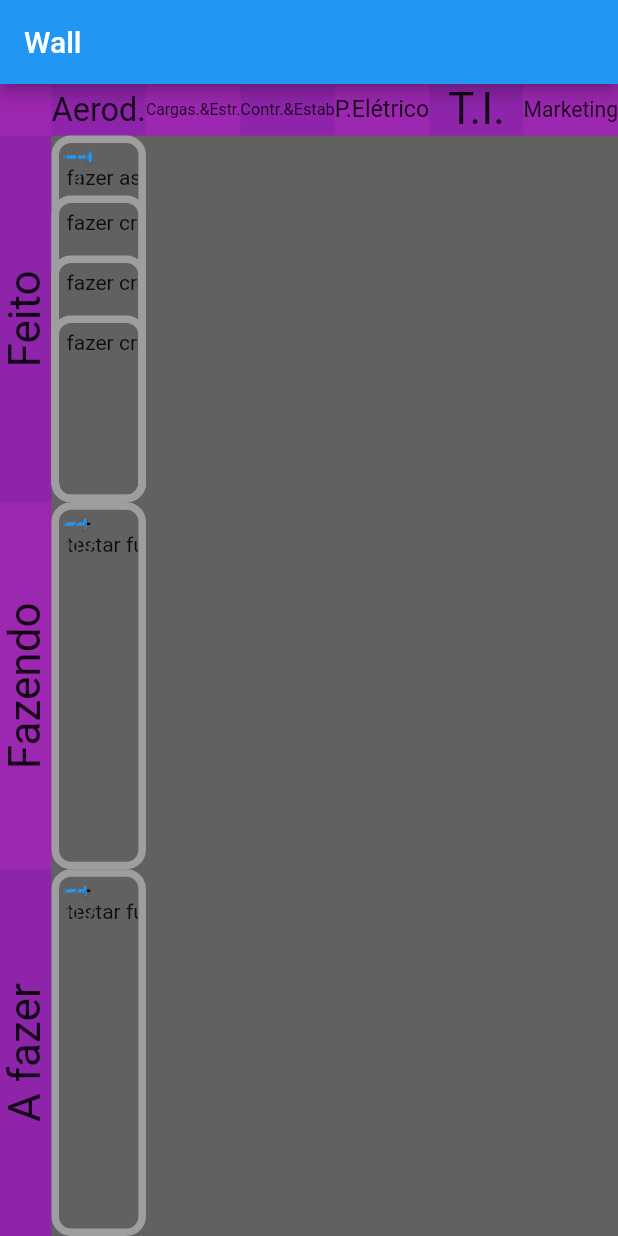
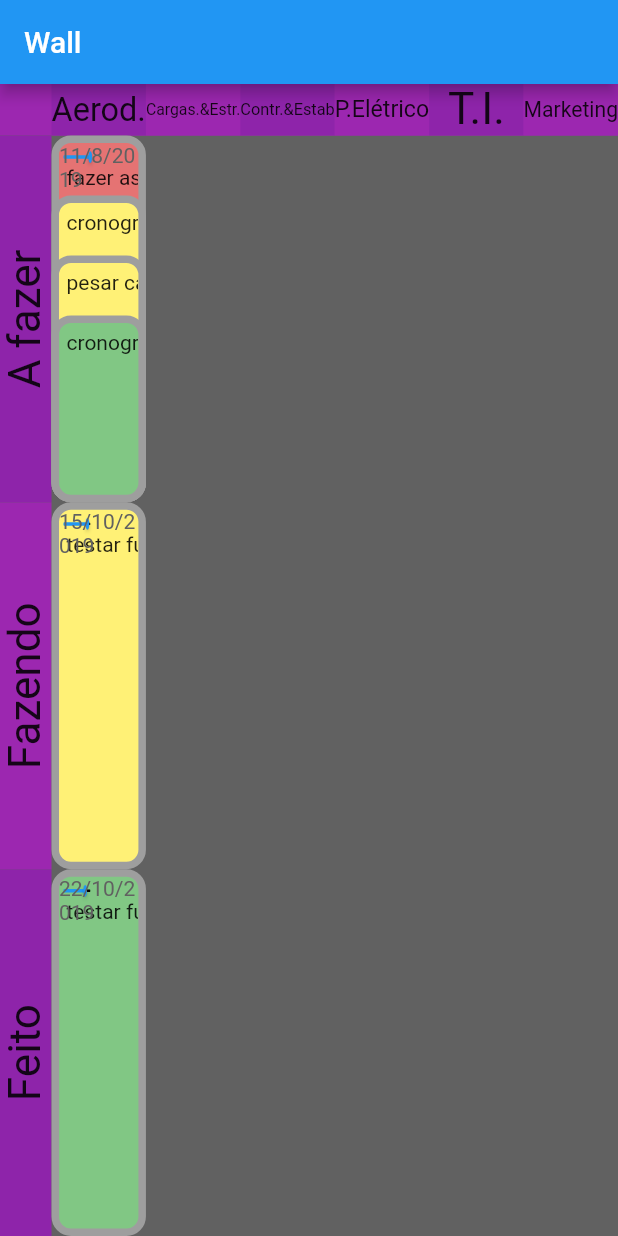
Before and after one commit to CabraKill/desktopPostit, a Flutter app: the screen it shows after launch, on a phone screen of 412 x 824 dp. Run offline on Flutter 3.47's test engine with Material 2 defaults, Android fonts, the phone set to English and light mode, and no system bars; our stand-ins replace bloc; missing offline and left inert: dart:html.

Commit message:
update 08-10-2019 morning

```diff
--- a/postITDesktop/lib/classes/PostItClasses.dart
+++ b/postITDesktop/lib/classes/PostItClasses.dart
@@ -1,4 +1,4 @@
-class Notes{
+class Note{
   String text;
   ///primeira posição ano, segunda posição mês, terceira posição dia
   DateTime date;
@@ -9,12 +9,12 @@ class Notes{
   ///0 para amarelo, 1 para vemelho, 2 para verde
   //int color;
   //color no longer used since the math works inside the postit
-  Notes(this.text,this.date,this.deadline,this.done);
+  Note(this.text,this.date,this.deadline,this.done);
 }
 
 class NotesArea{
-  List<Notes> feito;
-  List<Notes> fazendo;
-  List<Notes> afazer;
+  List<Note> feito;
+  List<Note> fazendo;
+  List<Note> afazer;
   NotesArea(this.feito,this.fazendo,this.afazer);
 }
--- a/postITDesktop/lib/pages/WallScreen.dart
+++ b/postITDesktop/lib/pages/WallScreen.dart
@@ -10,21 +10,25 @@ class WallScreen extends StatefulWidget {
 
 class _WallScreenState extends State<WallScreen> {
   NotesArea notesAero = NotesArea([
-    Notes(
+    Note(
         "teste de estático", DateTime(2019, 08, 10), DateTime(2019, 08, 15), null)
   ], [
-    Notes("teste dinâmico", DateTime(2019, 08, 10), DateTime(2019, 08, 15), null)
+    Note("teste dinâmico", DateTime(2019, 08, 10), DateTime(2019, 08, 15), null)
   ], [
-    Notes("teste dinâmico", DateTime(2019, 08, 10), DateTime(2019, 08, 15), null)
+    Note("teste dinâmico", DateTime(2019, 08, 10), DateTime(2019, 08, 15), null)
   ]);
-  List<Notes> notesCargas = [
-    Notes("fazer asaaaa", DateTime(2019, 08, 1), DateTime(2019, 08, 11), null),
-    Notes("fazer cronograma", DateTime(2019, 08, 1), DateTime(2019, 08, 11), null),
-    Notes("fazer cronograma", DateTime(2019, 08, 1), DateTime(2019, 08, 11), null),
-    Notes("fazer cronograma", DateTime(2019, 08, 1), DateTime(2019, 08, 11), null)
+  List<Note> notesCargas = [
+    Note("fazer asa direita", DateTime(2019, 08, 1), DateTime(2019, 08, 11), null),
+    Note("cronograma de eletrica", DateTime(2019, 08, 1), DateTime(2019, 10, 22), null),
+    Note("pesar cargas", DateTime(2019, 08, 1), DateTime(2019, 10, 31), null),
+    Note("cronograma geral", DateTime(2019, 10, 1), DateTime(2019, 10, 31), null)
   ];
-  List<Notes> notesControle = [
-    Notes("testar fuselagem", DateTime(2019, 08, 9), DateTime(2019, 10, 22), null)
+  List<Note> notesControle = [
+    Note("testar fuselagem", DateTime(2019, 08, 9), DateTime(2019, 10, 15), null)
+  ];
+
+  List<Note> notesTI = [
+    Note("testar fuselagem", DateTime(2019, 08, 9), DateTime(2019, 10, 22), DateTime(2019, 08, 12))
   ];
   @override
   Widget build(BuildContext context) {
@@ -35,7 +39,7 @@ class _WallScreenState extends State<WallScreen> {
       body: Wall([
         notesCargas,
         notesControle,
-        notesControle
+        notesTI
       ]), //Center(child: MyGrid(context)),
       backgroundColor: Colors.grey[700],
       //bottomNavigationBar: AddBottomBar(),
```
Also changed, not shown: postITDesktop/lib/blocs/blocPostIt.dart (added, +34 -0 lines), postITDesktop/lib/blocs/blocUpdate.dart (deleted, +0 -18 lines), postITDesktop/lib/main.dart (+0 -14 lines), postITDesktop/lib/widgets/PostIt.dart (+48 -10 lines).
